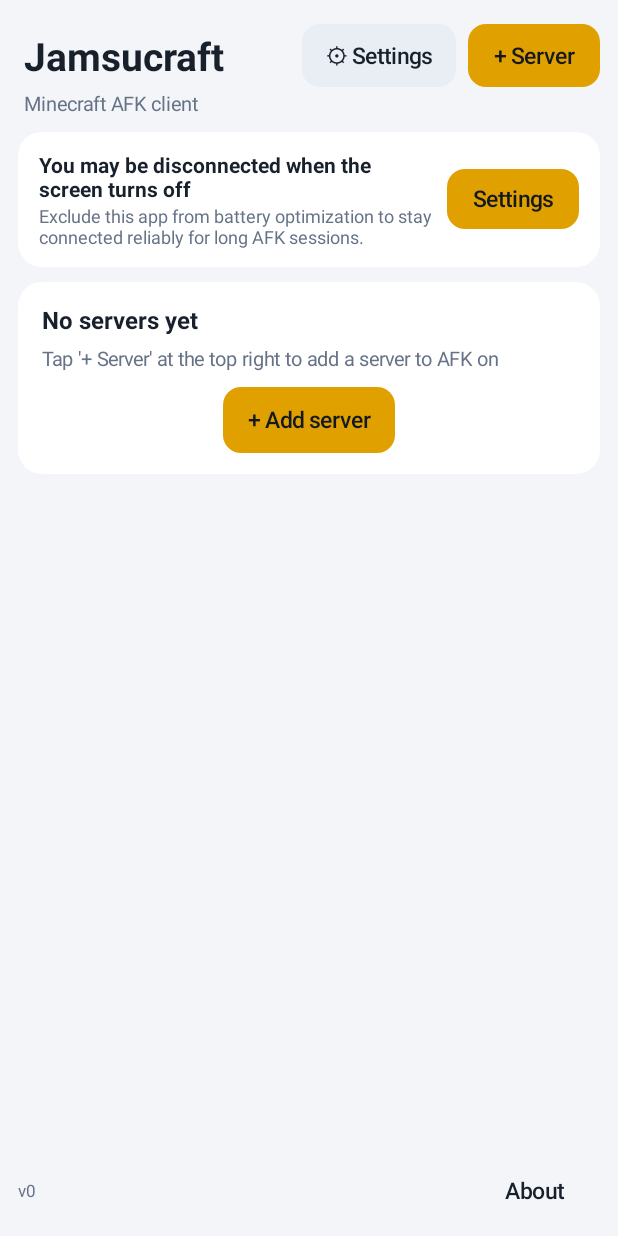
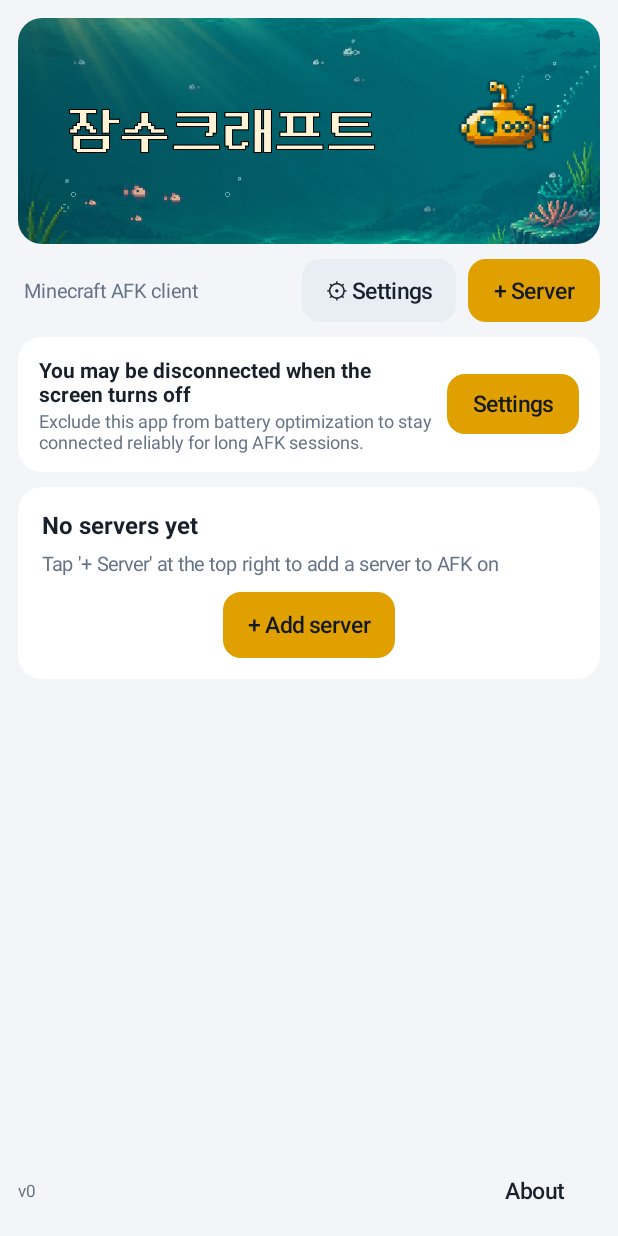
Before and after one commit to lhj080902/jamsuham, an Android app: the screen it shows after launch (MainActivity), on a phone screen of 412 x 824 dp. Run offline under Robolectric (Android 15) with nearby library versions, the phone set to English and light mode, and no system bars; libraries missing offline, so code that uses them is left out: net.lenni0451.commons, net.raphimc.minecraftauth; pictures from the network do not load; 3 statements that could not run were skipped.

Commit message:
메인 화면 위에 배너 그림 (v1.6.1)
사용자가 만든 1080×420 픽셀 배너(바닷속 잠수함 + 잠수크래프트 글씨)를 assets/banner.webp(무손실)로 넣고
메인 머리글의 글자 제목 대신 가로를 꽉 채워 표시. 버튼과 부제목은 배너 아래 줄로.

Co-Authored-By: Claude Opus 5.5 <noreply@anthropic.com>
Claude-Session: https://claude.ai/code/session_01CAfmFEkXjPLbitiLsQPHTN

```diff
--- a/app/src/main/kotlin/kr/jamsuham/app/MainActivity.kt
+++ b/app/src/main/kotlin/kr/jamsuham/app/MainActivity.kt
@@ -131,21 +131,45 @@ class MainActivity : BaseActivity(), SessionHub.Observer {
         renderList()
     }
 
+    /**
+     * 메인 화면 위 배너 (assets/banner.webp, 1080×420 픽셀 그림). 가로를 꽉 채우고 비율대로 높이를 정한다.
+     * 픽셀 그림이라 키울 때는 뭉개지지 않게 필터를 끄고, 줄일 때만 켠다. 모서리는 디자인 둥글기를 따른다.
+     */
+    private fun bannerImage(): ImageView? {
+        val bmp = banner ?: try {
+            assets.open("banner.webp").use { android.graphics.BitmapFactory.decodeStream(it) }?.also { banner = it }
+        } catch (_: Throwable) {
+            null
+        } ?: return null
+        val drawable = android.graphics.drawable.BitmapDrawable(resources, bmp)
+        return object : ImageView(this) {
+            override fun onSizeChanged(w: Int, h: Int, oldw: Int, oldh: Int) {
+                super.onSizeChanged(w, h, oldw, oldh)
+                drawable.isFilterBitmap = w < bmp.width
+            }
+        }.apply {
+            adjustViewBounds = true
+            scaleType = ImageView.ScaleType.FIT_XY
+            setImageDrawable(drawable)
+            background = ui.rounded(ui.p.card, 16)
+            clipToOutline = true
+            contentDescription = tr("잠수크래프트", "Jamsucraft")
+        }
+    }
+
     private fun buildListPane() {
         listPane = ui.vertical()
-        // 머리글: [제목 ……… ⚙ 설정][+ 서버] / 아래 줄에 부제목 (버튼과 붙지 않게 한 줄 전체를 씀)
-        val header = ui.horizontal().apply { gravity = Gravity.CENTER_VERTICAL; setPadding(ui.dp(4), ui.dp(4), 0, 0) }
-        // 제목은 칸이 모자라면(글자 크기를 키웠을 때) 잘리지 않고 작아진다
-        header.addView(ui.fit(ui.text(tr("잠수크래프트", "Jamsucraft"), 26f, bold = true), maxSp = 26f, minSp = 14f), ui.lp(0, Ui.WRAP, 1f).apply { rightMargin = ui.dp(10) })
+        // 머리글: 배너 그림(잠수크래프트) / 아래 줄에 [부제목 …… ⚙ 설정][+ 서버]
+        bannerImage()?.let { listPane.addView(it, ui.lp(Ui.MATCH, Ui.WRAP)) }
+        val header = ui.horizontal().apply { gravity = Gravity.CENTER_VERTICAL; setPadding(ui.dp(4), ui.dp(10), 0, 0) }
+        header.addView(ui.text(tr("마인크래프트 잠수 클라이언트", "Minecraft AFK client"), 13f, ui.p.muted).apply {
+            maxLines = 2
+            ellipsize = android.text.TextUtils.TruncateAt.END
+        }, ui.lp(0, Ui.WRAP, 1f).apply { rightMargin = ui.dp(10) })
         // 계정 관리·디자인·언어 등은 설정 화면에
         header.addView(ui.button(tr("⚙ 설정", "⚙ Settings"), "plain") { startActivity(Intent(this, SettingsActivity::class.java)) }, ui.lp(Ui.WRAP, ui.dp(42)))
         header.addView(ui.button(tr("+ 서버", "+ Server"), "primary") { openEditor(null) }, ui.lp(Ui.WRAP, ui.dp(42)).apply { leftMargin = ui.dp(8) })
         listPane.addView(header)
-        listPane.addView(ui.text(tr("마인크래프트 잠수 클라이언트", "Minecraft AFK client"), 13f, ui.p.muted).apply {
-            setPadding(ui.dp(4), ui.dp(2), 0, 0)
-            maxLines = 1
-            ellipsize = android.text.TextUtils.TruncateAt.END
-        })
 
         bannerBox = ui.vertical()
         listPane.addView(bannerBox, ui.lp())
@@ -448,4 +472,10 @@ class MainActivity : BaseActivity(), SessionHub.Observer {
             go()
         }
     }
+
+    private companion object {
+        /** 배너 그림 (한 번만 읽음) */
+        var banner: android.graphics.Bitmap? = null
+    }
+
 }
--- a/gradle.properties
+++ b/gradle.properties
@@ -8,4 +8,4 @@ kotlin.code.style=official
 #   부(가운데): 큰 기능 추가·대규모 패치 → 수는 0 으로
 #   수(맨 뒤): 버그 수정·작은 변경
 # versionCode(빌드 번호)는 따로 GitHub Actions 실행 번호를 쓴다 (Play·앱 안 업데이트가 새 버전인지 비교하는 값이라 계속 커져야 함)
-jamsuham.version=1.6.0
+jamsuham.version=1.6.1
```
Also changed, not shown: app/src/main/assets/banner.webp (added).
